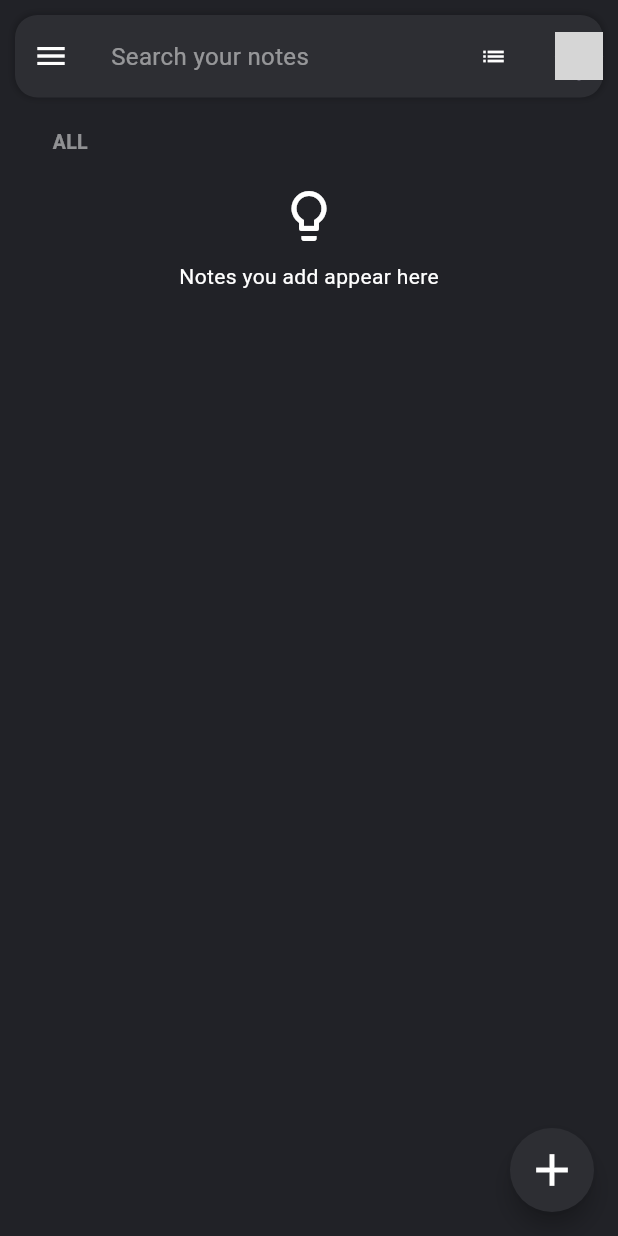
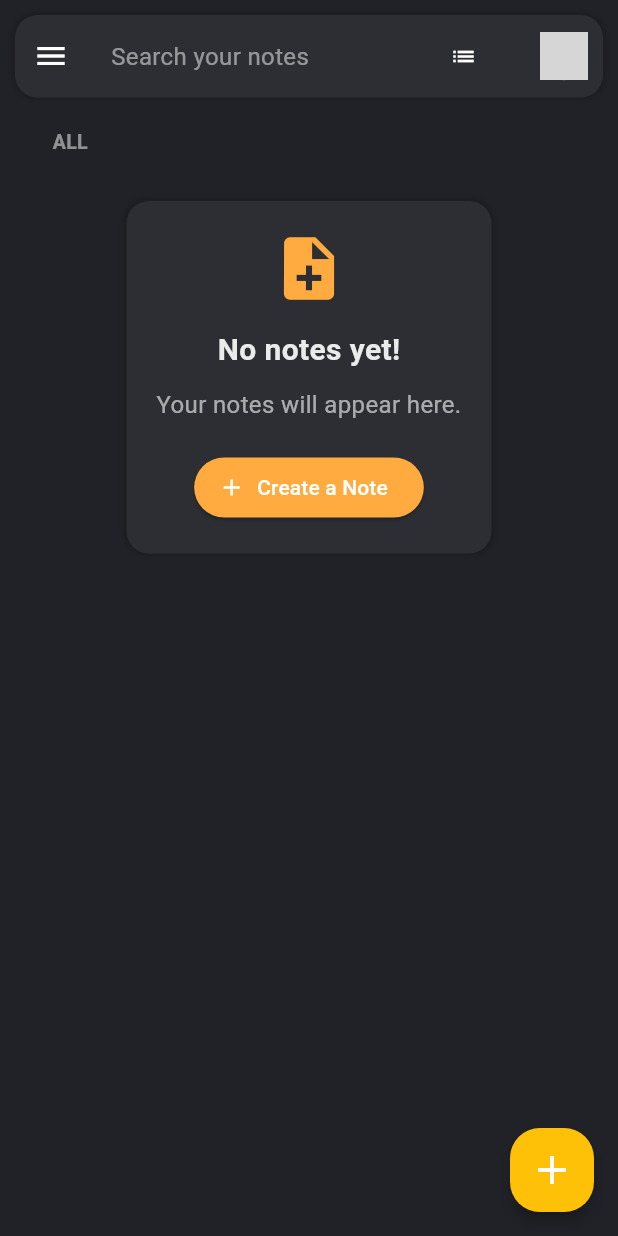
Before and after one commit to anuragJoshi05/ClipNote, a Flutter app: the Home screen opened directly, on a phone screen of 412 x 824 dp. Run offline on Flutter 3.47's test engine with Material 3 defaults, Android fonts, the phone set to English and light mode, and no system bars; our stand-ins replace cloud_firestore, firebase_auth, firebase_core, font_awesome_flutter, google_fonts, google_sign_in and 3 more; accounts and stored records are empty; grey boxes are pictures that could not be loaded.

Commit message:
Refactor Home widget, integrate Google sign-in, improve UI responsiveness

```diff
--- a/lib/home.dart
+++ b/lib/home.dart
@@ -2,6 +2,7 @@ import 'package:clipnote/SideMenuBar.dart';
 import 'package:clipnote/colors.dart';
 import 'package:clipnote/model/myNoteModel.dart';
 import 'package:clipnote/searchPage.dart';
+import 'package:clipnote/services/account_switcher.dart';
 import 'package:clipnote/services/auth.dart';
 import 'package:clipnote/services/db.dart';
 import 'package:clipnote/services/firestore_db.dart';
@@ -13,6 +14,7 @@ import 'package:clipnote/noteView.dart';
 import 'package:clipnote/createNoteView.dart';
 import 'package:google_fonts/google_fonts.dart';
 import 'package:clipnote/login.dart';
+import 'package:google_sign_in/google_sign_in.dart';
 
 class Home extends StatefulWidget {
   const Home({super.key});
@@ -27,6 +29,19 @@ class _HomeState extends State<Home> {
   late List<Note> notesList = [];
   late String? imgUrl;
   final GlobalKey<ScaffoldState> _drawerKey = GlobalKey();
+
+  Future<List<GoogleSignInAccount>> getGoogleAccounts() async {
+    try {
+      await googleSignIn
+          .signInSilently(); // Attempt to sign in silently to retrieve accounts
+      return googleSignIn.currentUser != null
+          ? [googleSignIn.currentUser!]
+          : [];
+    } catch (error) {
+      print(error);
+      return [];
+    }
+  }
 
   Future<void> createEntry(Note note) async {
     await NotesDatabase.instance.insertEntry(note);
@@ -97,31 +112,38 @@ class _HomeState extends State<Home> {
         : Scaffold(
             floatingActionButton: FloatingActionButton(
               shape: RoundedRectangleBorder(
-                  borderRadius: BorderRadius.circular(40)),
+                borderRadius: BorderRadius.circular(20),
+              ),
               onPressed: () async {
-                await Navigator.push(context,
-                    MaterialPageRoute(builder: (context) => CreateNoteview()));
+                await Navigator.push(
+                  context,
+                  MaterialPageRoute(
+                    builder: (context) => const CreateNoteview(),
+                  ),
+                );
                 await getAllNotes(); // Update the list after returning from CreateNoteView
               },
-              backgroundColor: cardColor,
-              child: Icon(
+              backgroundColor:
+                  Colors.amber, // Set your desired background color here
+              elevation: 4, // Adjust the elevation for a subtle shadow
+              child: const Icon(
                 Icons.add,
-                color: white,
-                size: 36,
+                color: Colors.white,
+                size: 32,
               ),
             ),
             endDrawerEnableOpenDragGesture: true,
             key: _drawerKey,
-            drawer: SideMenu(),
+            drawer: const SideMenu(),
             backgroundColor: bgColor,
             body: SafeArea(
               child: SingleChildScrollView(
-                physics: BouncingScrollPhysics(),
+                physics: const BouncingScrollPhysics(),
                 child: Column(
                   children: [
                     Container(
-                      margin:
-                          EdgeInsets.symmetric(vertical: 10, horizontal: 10),
+                      margin: const EdgeInsets.symmetric(
+                          vertical: 10, horizontal: 10),
                       width: MediaQuery.of(context).size.width,
                       height: 55,
                       decoration: BoxDecoration(
@@ -138,32 +160,36 @@ class _HomeState extends State<Home> {
                       child: Row(
                         mainAxisAlignment: MainAxisAlignment.spaceBetween,
                         children: [
-                          Row(
+                          Expanded(
+                            child: Row(
                               children: [
                                 IconButton(
                                   onPressed: () {
                                     _drawerKey.currentState!.openDrawer();
                                   },
-                                icon: Icon(
+                                  icon: const Icon(
                                     Icons.menu,
                                     color: white,
                                   ),
                                 ),
-                              SizedBox(width: 16),
-                              GestureDetector(
+                                const SizedBox(width: 16),
+                                Expanded(
+                                  flex: 3,
+                                  child: GestureDetector(
                                     onTap: () {
                                       Navigator.push(
                                           context,
                                           MaterialPageRoute(
                                               builder: (context) =>
-                                              SearchPage())); // Corrected to SearchPage()
+                                                  const SearchPage())); // Corrected to SearchPage()
                                     },
                                     child: SizedBox(
                                       height: 55,
-                                  width:
-                                      MediaQuery.of(context).size.width / 1.95,
+                                      width: MediaQuery.of(context).size.width /
+                                          1.95,
                                       child: Column(
-                                    mainAxisAlignment: MainAxisAlignment.center,
+                                        mainAxisAlignment:
+                                            MainAxisAlignment.center,
                                         crossAxisAlignment:
                                             CrossAxisAlignment.start,
                                         children: [
@@ -178,7 +204,9 @@ class _HomeState extends State<Home> {
                                       ),
                                     ),
                                   ),
+                                ),
                               ],
+                            ),
                           ),
                           Row(
                             children: [
@@ -188,10 +216,6 @@ class _HomeState extends State<Home> {
                                     isStaggered = !isStaggered;
                                   });
                                 },
-                                child: Icon(
-                                  isStaggered ? Icons.list : Icons.grid_view,
-                                  color: white,
-                                ),
                                 style: ButtonStyle(
                                   overlayColor: WidgetStateProperty.resolveWith(
                                     (states) => white.withOpacity(0.1),
@@ -203,24 +227,36 @@ class _HomeState extends State<Home> {
                                     ),
                                   ),
                                 ),
+                                child: Icon(
+                                  isStaggered ? Icons.list : Icons.grid_view,
+                                  color: white,
                                 ),
-                              SizedBox(width: 9),
-                              GestureDetector(
-                                onTap: () {
-                                  signOut();
-                                  LocalDataSaver.saveLoginData(false);
-                                  Navigator.pushReplacement(
-                                      context,
-                                      MaterialPageRoute(
-                                          builder: (context) => Login()));
+                              ),
+                              const SizedBox(width: 9),
+                              Container(
+                                margin:
+                                    const EdgeInsets.symmetric(horizontal: 10),
+                                child: InkWell(
+                                  onTap: () async {
+                                    final List<GoogleSignInAccount> accounts =
+                                        await getGoogleAccounts();
+
+                                    showModalBottomSheet(
+                                      context: context,
+                                      builder: (BuildContext context) {
+                                        return AccountSwitcher(
+                                            accounts: accounts);
+                                      },
+                                    );
                                   },
                                   child: CircleAvatar(
-                                  onBackgroundImageError: (Object, StackTrace) {
-                                    print("OK");
-                                  },
                                     radius: 16,
-                                  backgroundImage:
-                                      NetworkImage(imgUrl.toString()),
+                                    backgroundImage: imgUrl != null
+                                        ? NetworkImage(imgUrl!)
+                                        : Image.asset('images/googleLogo.png')
+                                            .image,
+                                    backgroundColor: Colors.grey,
+                                  ),
                                 ),
                               ),
                             ],
@@ -230,9 +266,9 @@ class _HomeState extends State<Home> {
                     ),
                     Container(
                       alignment: Alignment.centerLeft,
-                      padding: EdgeInsets.symmetric(horizontal: 10),
-                      margin:
-                          EdgeInsets.symmetric(horizontal: 25, vertical: 10),
+                      padding: const EdgeInsets.symmetric(horizontal: 10),
+                      margin: const EdgeInsets.symmetric(
+                          horizontal: 25, vertical: 10),
                       child: Text(
                         "ALL",
                         style: TextStyle(
@@ -244,20 +280,65 @@ class _HomeState extends State<Home> {
                     ),
                     if (notesList.isEmpty)
                       Container(
-                        margin: EdgeInsets.symmetric(vertical: 10),
+                        margin: const EdgeInsets.symmetric(vertical: 20),
+                        padding: const EdgeInsets.all(20),
+                        decoration: BoxDecoration(
+                          color: cardColor,
+                          borderRadius: BorderRadius.circular(15),
+                          boxShadow: [
+                            BoxShadow(
+                              color: Colors.black.withOpacity(0.2),
+                              spreadRadius: 1,
+                              blurRadius: 3,
+                            ),
+                          ],
+                        ),
                         child: Column(
                           mainAxisAlignment: MainAxisAlignment.center,
                           children: [
-                            Icon(
-                              Icons.lightbulb_outlined,
-                              color: white,
-                              size: 40,
+                            const Icon(
+                              Icons.note_add,
+                              color: Colors.orangeAccent,
+                              size: 50,
                             ),
-                            SizedBox(height: 10),
+                            const SizedBox(height: 15),
                             Text(
-                              "Notes you add appear here",
+                              "No notes yet!",
                               style: TextStyle(
-                                color: white,
+                                color: white.withOpacity(0.9),
+                                fontSize: 20,
+                                fontWeight: FontWeight.bold,
+                              ),
+                            ),
+                            const SizedBox(height: 10),
+                            Text(
+                              "Your notes will appear here.",
+                              textAlign: TextAlign.center,
+                              style: TextStyle(
+                                color: white.withOpacity(0.6),
+                                fontSize: 16,
+                              ),
+                            ),
+                            const SizedBox(height: 20),
+                            ElevatedButton.icon(
+                              onPressed: () {
+                                Navigator.push(
+                                    context,
+                                    MaterialPageRoute(
+                                        builder: (context) =>
+                                            CreateNoteview()));
+                                // Add your note creation logic here
+                              },
+                              icon: Icon(Icons.add, color: white),
+                              label: Text(
+                                "Create a Note",
+                                style: TextStyle(color: white),
+                              ),
+                              style: ElevatedButton.styleFrom(
+                                backgroundColor: Colors.orangeAccent,
+                                shape: RoundedRectangleBorder(
+                                  borderRadius: BorderRadius.circular(30.0),
+                                ),
                               ),
                             ),
                           ],
@@ -311,7 +392,7 @@ class _HomeState extends State<Home> {
         }
       },
       child: Container(
-        margin: EdgeInsets.symmetric(vertical: 5, horizontal: 5),
+        margin: const EdgeInsets.symmetric(vertical: 5, horizontal: 5),
         padding: const EdgeInsets.all(10.0),
         decoration: BoxDecoration(
           color: cardColor,
@@ -329,18 +410,18 @@ class _HomeState extends State<Home> {
           children: [
             Text(
               notesList[index].title,
-              style: TextStyle(
+              style: const TextStyle(
                 fontSize: 18.0,
                 fontWeight: FontWeight.bold,
                 color: Colors.white,
               ),
             ),
-            SizedBox(height: 10.0),
+            const SizedBox(height: 10.0),
             Text(
               notesList[index].content.length > 250
                   ? notesList[index].content.substring(0, 250)
                   : notesList[index].content,
-              style: TextStyle(
+              style: const TextStyle(
                 fontSize: 14.0,
                 color: Colors.white,
               ),
```
Lines whose indentation alone changed are shown as unchanged.
